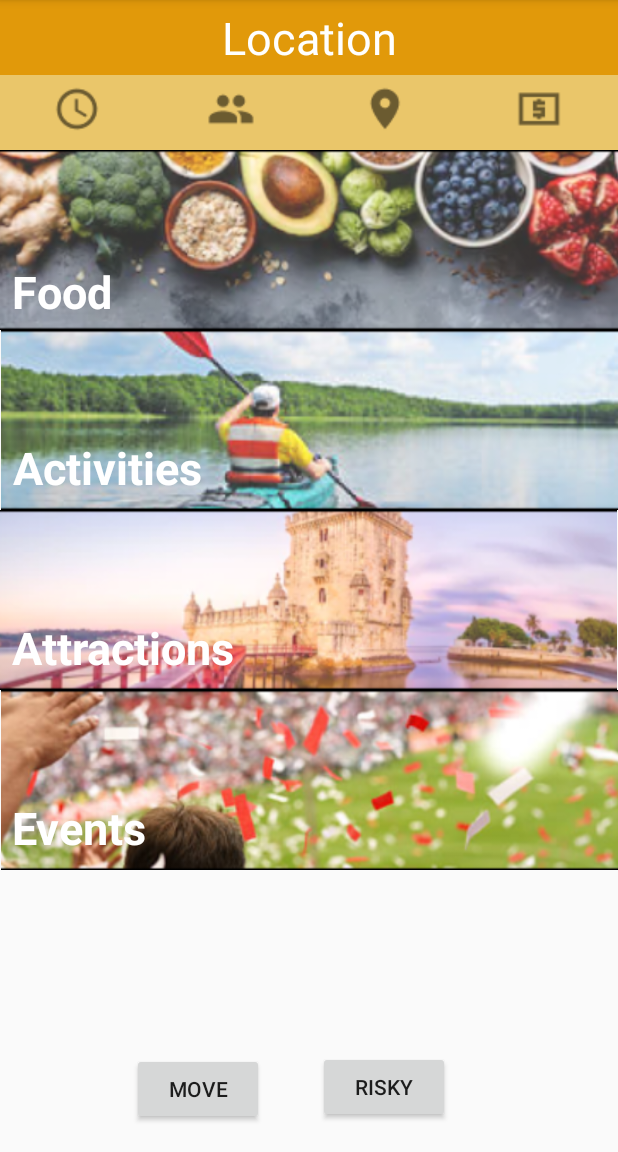
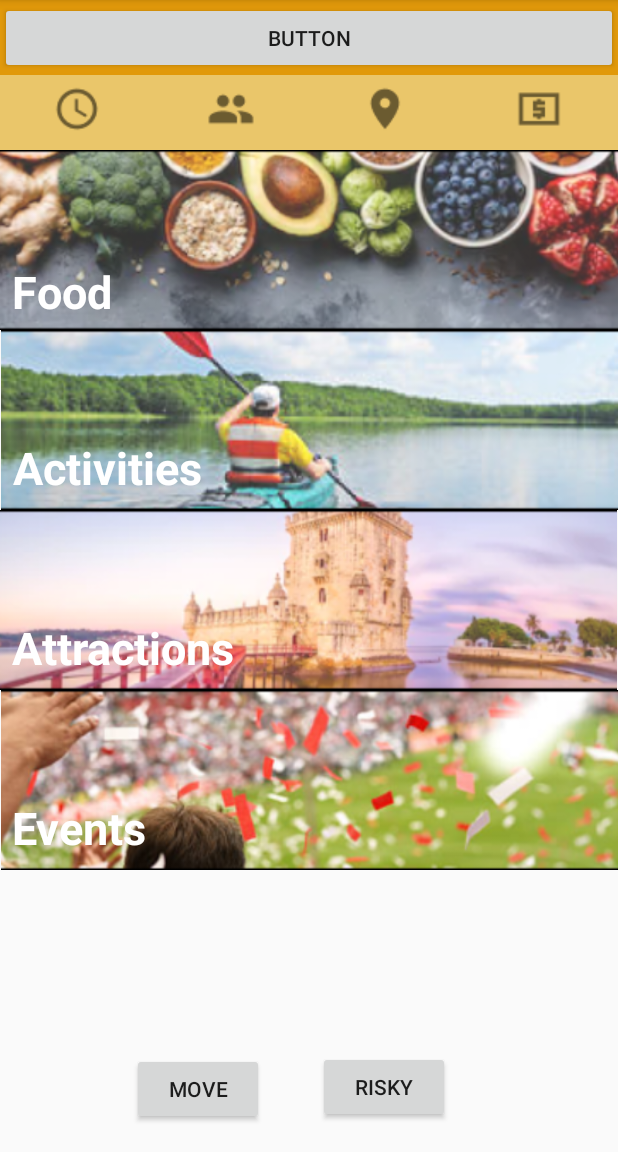
Before and after one commit to hkim00/moves, an Android app: the HomeActivity screen opened directly, with no data from a screen before it, on a phone screen of 412 x 824 dp, the part 84-1236 px from its top. Run offline under Robolectric (Android 15) with nearby library versions, the phone set to English and light mode, and no system bars; libraries missing offline, so code that uses them is left out: com.google.android.libraries, com.loopj.android, cz.msebera.android; 3 statements that could not run were skipped.

Commit message:
Add moves activity

```diff
--- a/app/src/main/java/com/hkim00/moves/HomeActivity.java
+++ b/app/src/main/java/com/hkim00/moves/HomeActivity.java
@@ -1,6 +1,13 @@
 package com.hkim00.moves;
 
+import android.Manifest;
+import android.content.Context;
+import android.content.Intent;
+import android.content.pm.PackageManager;
 import android.graphics.Point;
+import android.location.Criteria;
+import android.location.Location;
+import android.location.LocationManager;
 import android.os.Bundle;
 import android.text.Editable;
 import android.text.TextWatcher;
@@ -14,6 +21,7 @@ import android.widget.TextView;
 
 import androidx.appcompat.app.AppCompatActivity;
 import androidx.constraintlayout.widget.ConstraintLayout;
+import androidx.core.content.ContextCompat;
 
 import com.google.android.libraries.places.api.Places;
 import com.google.android.libraries.places.api.net.PlacesClient;
@@ -26,6 +34,7 @@ import org.json.JSONArray;
 import org.json.JSONException;
 import org.json.JSONObject;
 
+import java.util.ArrayList;
 import java.util.List;
 
 import cz.msebera.android.httpclient.Header;
@@ -68,12 +77,20 @@ public class HomeActivity extends AppCompatActivity {
         PlacesClient placesClient = Places.createClient(this);
 
         client = new AsyncHttpClient();
+        restaurantResults = new ArrayList<>();
 
         getViewIds();
 
         setupDesign();
 
         setupButtons();
+
+        Button btnLocation = findViewById(R.id.btnLocation);
+        btnLocation.setOnClickListener(new View.OnClickListener() {
+            @Override
+            public void onClick(View view) {
+            }
+        });
     }
 
     private void getViewIds(){
@@ -298,8 +315,6 @@ public class HomeActivity extends AppCompatActivity {
     }
 
 
-
-
     private final TextWatcher textWatcher = new TextWatcher() {
         @Override
         public void beforeTextChanged(CharSequence s, int start, int count, int after) { }
@@ -326,15 +341,13 @@ public class HomeActivity extends AppCompatActivity {
     private void getNearbyRestaurants() {
         String apiUrl = API_BASE_URL + "/nearbysearch/json";
 
-        String urlTest = "location=47.6289467,-122.3428731&type=restaurant&key=" + "AIzaSyDcrSpn40Zg3TjA732vsxZcvkIh5RCxW6Q";
-
         String distanceString = etDistance.getText().toString().trim();
         distance = (distanceString.equals("")) ? milesToMeters(1) : milesToMeters(Float.valueOf(distanceString));
 
 
         RequestParams params = new RequestParams();
         params.put("location","47.6289467,-122.3428731");
-        params.put("radius", distance);
+        params.put("radius", (distance > 50000) ? 50000 : distance);
         params.put("type","restaurant");
 
         if (priceLevel > 0) {
@@ -354,10 +367,13 @@ public class HomeActivity extends AppCompatActivity {
 
                     for (int i = 0; i < results.length(); i++) {
                         Restaurant restaurant = Restaurant.fromJSON(results.getJSONObject(i));
-                        Log.d(TAG, "got resteuant");
+                        Log.d(TAG, "got restaurant");
 
                         restaurantResults.add(restaurant);
                     }
+
+                    Intent intent = new Intent(HomeActivity.this, MovesActivity.class);
+                    startActivity(intent);
 
                 } catch (JSONException e) {
                     e.printStackTrace();
--- a/app/src/main/res/layout/activity_home.xml
+++ b/app/src/main/res/layout/activity_home.xml
@@ -99,6 +99,21 @@
         app:layout_constraintBottom_toBottomOf="@+id/view2"
         app:layout_constraintStart_toEndOf="@+id/btnPeople"
         app:layout_constraintTop_toTopOf="@+id/view2" />
+
+    <TextView
+        android:id="@+id/tvDistance"
+        android:layout_width="wrap_content"
+        android:layout_height="wrap_content"
+        android:layout_marginStart="8dp"
+        android:layout_marginEnd="8dp"
+        android:text="0"
+        android:textColor="#000000"
+        android:textSize="20sp"
+        android:textStyle="bold"
+        app:layout_constraintBottom_toBottomOf="@+id/btnDistance"
+        app:layout_constraintEnd_toStartOf="@+id/btnPrice"
+        app:layout_constraintStart_toStartOf="@+id/btnDistance"
+        app:layout_constraintTop_toTopOf="@+id/btnDistance" />
 
     <ImageView
         android:id="@+id/ivPrice"
@@ -297,6 +312,18 @@
         app:layout_constraintBottom_toBottomOf="parent"
         app:layout_constraintEnd_toEndOf="parent" />
 
+    <Button
+        android:id="@+id/btnLocation"
+        android:layout_width="0dp"
+        android:layout_height="wrap_content"
+        android:layout_marginTop="8dp"
+        android:layout_marginBottom="8dp"
+        android:text="Button"
+        app:layout_constraintBottom_toTopOf="@+id/view2"
+        app:layout_constraintEnd_toEndOf="@+id/view"
+        app:layout_constraintStart_toStartOf="@+id/view"
+        app:layout_constraintTop_toTopOf="@+id/view" />
+
     <androidx.constraintlayout.widget.ConstraintLayout
         android:id="@+id/clPrice"
         android:layout_width="wrap_content"
@@ -413,20 +440,5 @@
 
     </androidx.constraintlayout.widget.ConstraintLayout>
 
-    <TextView
-        android:id="@+id/tvDistance"
-        android:layout_width="wrap_content"
-        android:layout_height="wrap_content"
-        android:layout_marginStart="8dp"
-        android:layout_marginEnd="8dp"
-        android:text="0"
-        android:textColor="#000000"
-        android:textSize="20sp"
-        android:textStyle="bold"
-        app:layout_constraintBottom_toBottomOf="@+id/btnDistance"
-        app:layout_constraintEnd_toStartOf="@+id/btnPrice"
-        app:layout_constraintStart_toStartOf="@+id/btnDistance"
-        app:layout_constraintTop_toTopOf="@+id/btnDistance" />
-
 
 </androidx.constraintlayout.widget.ConstraintLayout>
```
Also changed, not shown: app/src/main/AndroidManifest.xml (+12 -13 lines), app/src/main/java/com/hkim00/moves/MovesActivity.java (added, +14 -0 lines), app/src/main/java/com/hkim00/moves/models/Restaurant.java (+2 -0 lines), app/src/main/res/layout/activity_moves.xml (added, +33 -0 lines).
